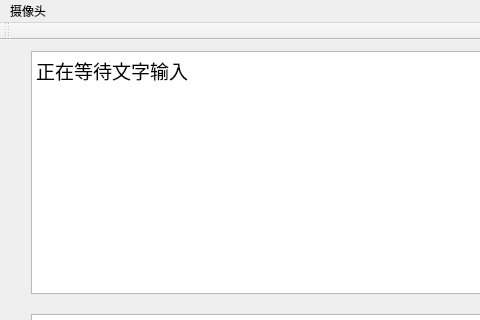
Before: the Qt Designer form chatAI/chatAI.ui in AkingDsq/chatAI, drawn with Qt 5; both pictures show x 0 to 480 and y 0 to 320 of the 960 by 540 pixel window.
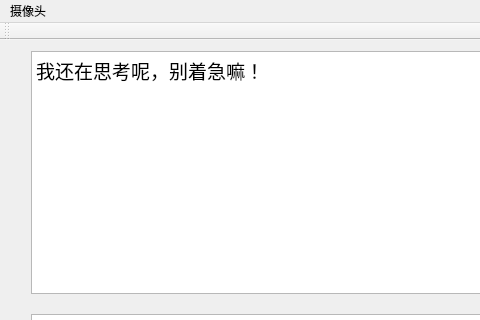
After: the same form once the commit is applied.

Commit message: 无关紧要的东东

What changed in the file:
```diff
--- a/chatAI/chatAI.ui
+++ b/chatAI/chatAI.ui
@@ -196,7 +196,7 @@
 li.unchecked::marker { content: &quot;\2610&quot;; }
 li.checked::marker { content: &quot;\2612&quot;; }
 &lt;/style&gt;&lt;/head&gt;&lt;body style=&quot; font-family:'Microsoft YaHei UI'; font-size:9pt; font-weight:400; font-style:normal;&quot;&gt;
-&lt;p style=&quot; margin-top:0px; margin-bottom:0px; margin-left:0px; margin-right:0px; -qt-block-indent:0; text-indent:0px;&quot;&gt;&lt;span style=&quot; font-size:14pt;&quot;&gt;正在等待文字输入&lt;/span&gt;&lt;/p&gt;&lt;/body&gt;&lt;/html&gt;</string>
+&lt;p style=&quot; margin-top:0px; margin-bottom:0px; margin-left:0px; margin-right:0px; -qt-block-indent:0; text-indent:0px;&quot;&gt;&lt;span style=&quot; font-size:14pt;&quot;&gt;我还在思考呢，别着急嘛！&lt;/span&gt;&lt;/p&gt;&lt;/body&gt;&lt;/html&gt;</string>
             </property>
            </widget>
           </item>
```
The commit also changes 1 other file.
